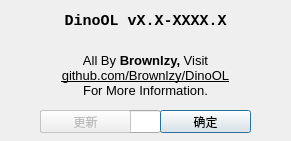
Brownlzy/DinoOL, file DinoOL/about.ui: the form before one commit.
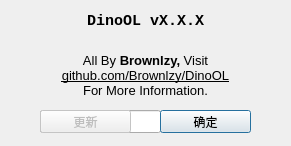
The form after the commit.

Patch:
```diff
--- a/DinoOL/about.ui
+++ b/DinoOL/about.ui
@@ -7,7 +7,7 @@
     <x>0</x>
     <y>0</y>
     <width>291</width>
-    <height>141</height>
+    <height>146</height>
    </rect>
   </property>
   <property name="sizePolicy">
@@ -41,7 +41,7 @@
     <string notr="true"/>
    </property>
    <property name="text">
-    <string>DinoOL vX.X-XXXX.X</string>
+    <string>DinoOL vX.X.X</string>
    </property>
    <property name="alignment">
     <set>Qt::AlignCenter</set>
```
Left out of the diff: 3 changed lines with no effect on the pictures.
